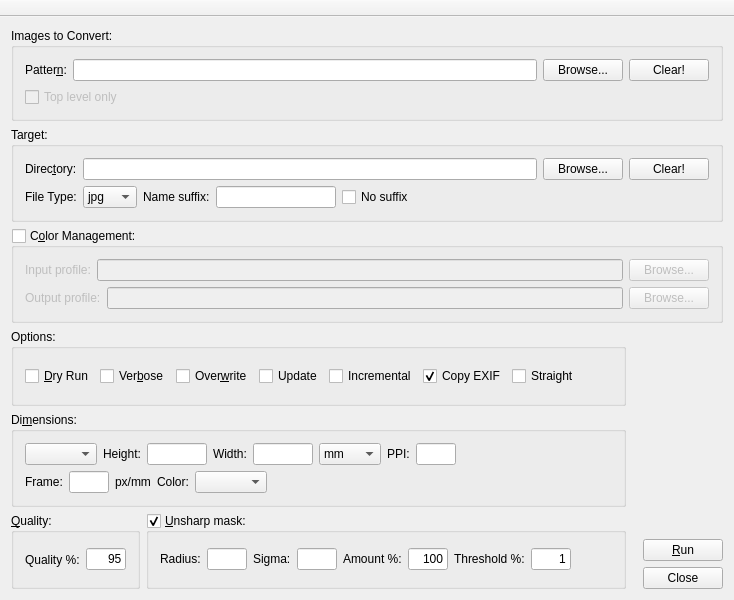
Qt form qt/BatchConvertImages/mainwindow.ui (autarkper/Autark-Utility-Software-Collection) before a commit.
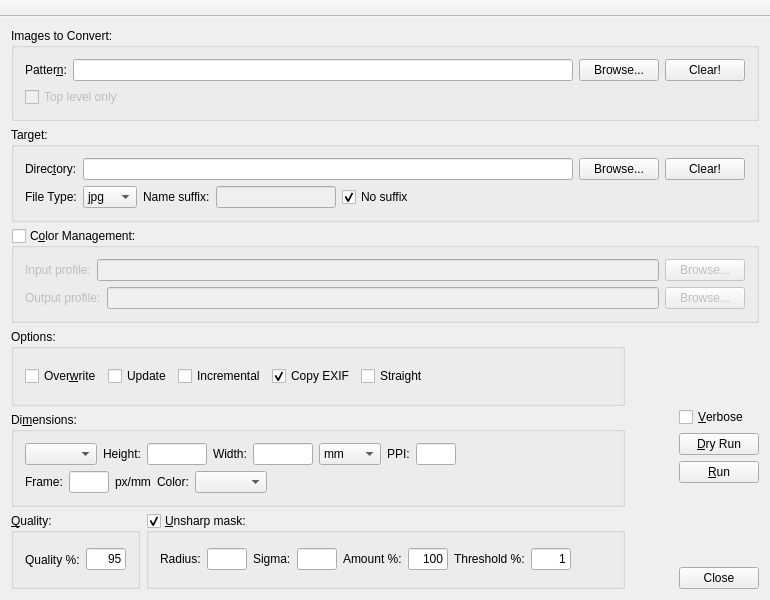
The same form after that commit.

Commit message: A validator for the frame size.   Disable Suffix input field by default.   A new keyboard shortcut for Verbose.   Add a Dry Run button and remove the Dry Run option.   Move Verbose checkbox.   Make No Suffix checked by default.

```diff
--- a/qt/BatchConvertImages/mainwindow.ui
+++ b/qt/BatchConvertImages/mainwindow.ui
@@ -6,7 +6,7 @@
    <rect>
     <x>0</x>
     <y>0</y>
-    <width>734</width>
+    <width>770</width>
     <height>600</height>
    </rect>
   </property>
@@ -188,6 +188,9 @@
          </item>
          <item>
           <widget class="QLineEdit" name="leSuffix">
+           <property name="enabled">
+            <bool>false</bool>
+           </property>
            <property name="maximumSize">
             <size>
              <width>120</width>
@@ -207,6 +210,9 @@
            <property name="text">
             <string>No suffix</string>
            </property>
+           <property name="checked">
+            <bool>true</bool>
+           </property>
           </widget>
          </item>
          <item>
@@ -320,26 +326,6 @@
            <string>Options:</string>
           </property>
           <layout class="QHBoxLayout" name="horizontalLayout_9">
-           <item>
-            <widget class="QCheckBox" name="chkDryRun">
-             <property name="toolTip">
-              <string>Simulation run</string>
-             </property>
-             <property name="text">
-              <string>&amp;Dry Run</string>
-             </property>
-            </widget>
-           </item>
-           <item>
-            <widget class="QCheckBox" name="chkVerbose">
-             <property name="toolTip">
-              <string>Extra verbose output</string>
-             </property>
-             <property name="text">
-              <string>Ver&amp;bose</string>
-             </property>
-            </widget>
-           </item>
            <item>
             <widget class="QCheckBox" name="chkOverWrite">
              <property name="toolTip">
@@ -1010,6 +996,23 @@
           </property>
          </spacer>
         </item>
+        <item>
+         <widget class="QCheckBox" name="chkVerbose">
+          <property name="toolTip">
+           <string>Extra verbose output</string>
+          </property>
+          <property name="text">
+           <string>&amp;Verbose</string>
+          </property>
+         </widget>
+        </item>
+        <item>
+         <widget class="QPushButton" name="bnDryRun">
+          <property name="text">
+           <string>&amp;Dry Run</string>
+          </property>
+         </widget>
+        </item>
         <item>
          <widget class="QPushButton" name="bnOK">
           <property name="sizePolicy">
@@ -1023,6 +1026,19 @@
           </property>
          </widget>
         </item>
+        <item>
+         <spacer name="verticalSpacer_2">
+          <property name="orientation">
+           <enum>Qt::Vertical</enum>
+          </property>
+          <property name="sizeHint" stdset="0">
+           <size>
+            <width>20</width>
+            <height>40</height>
+           </size>
+          </property>
+         </spacer>
+        </item>
         <item>
          <widget class="QDialogButtonBox" name="buttonBox">
           <property name="sizePolicy">
@@ -1047,7 +1063,7 @@
     <rect>
      <x>0</x>
      <y>0</y>
-     <width>734</width>
+     <width>770</width>
      <height>23</height>
     </rect>
    </property>
```
The commit also changes 2 other files.
